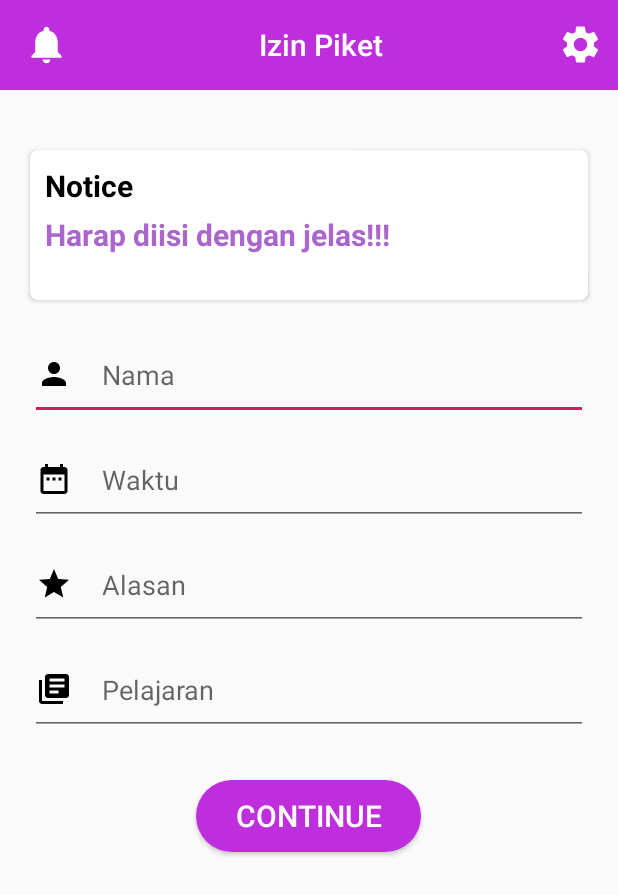
After one commit to vikoms/EdugateSiswa, an Android app: the layout activity_izin_piket.xml on its own in the app's theme, with its tools: preview values and no code run, on a phone screen of 412 x 824 dp. The commit adds this screen. Shown: the top 895 px of the screen. Run offline under Robolectric (Android 15) with nearby library versions, the light colour scheme and no system bars.

Commit message:
fixed izin Piket

```diff
--- a/app/src/main/AndroidManifest.xml
+++ b/app/src/main/AndroidManifest.xml
@@ -9,14 +9,13 @@
         android:roundIcon="@mipmap/ic_launcher_round"
         android:supportsRtl="true"
         android:theme="@style/AppTheme">
-        <activity android:name=".beritaSekolah"></activity>
-        <activity android:name=".Perpustakaan" />
-        <activity android:name=".PanggilGuru" />
+        <activity android:name=".beritaSekolahActivity"></activity>
         <activity android:name=".TugasRumahActivity"></activity>
         <activity android:name=".PerpustakaanActivity" />
         <activity android:name=".PanggilGuruActivity" />
         <activity android:name=".HomeActivity" />
         <activity android:name=".LoginActivity" />
+        <activity android:name=".IzinPiketActivity" />
         <activity android:name=".MainActivity">
             <intent-filter>
                 <action android:name="android.intent.action.MAIN" />
--- /dev/null
+++ b/app/src/main/res/layout/activity_izin_piket.xml
@@ -0,0 +1,107 @@
+<?xml version="1.0" encoding="utf-8"?>
+<RelativeLayout xmlns:android="http://schemas.android.com/apk/res/android"
+    xmlns:app="http://schemas.android.com/apk/res-auto"
+    android:orientation="vertical"
+    android:layout_width="match_parent"
+    android:layout_height="match_parent">
+
+    <include
+        android:id="@+id/toolbar"
+        layout="@layout/toolbar" />
+
+    <androidx.cardview.widget.CardView
+        android:id="@+id/cardView"
+        android:layout_width="match_parent"
+        android:layout_height="100dp"
+        android:layout_marginTop="40dp"
+        android:layout_marginLeft="20dp"
+        android:layout_marginRight="20dp"
+        android:layout_centerHorizontal="true"
+        app:cardCornerRadius="5dp"
+        android:layout_below="@+id/toolbar">
+
+        <LinearLayout
+            android:layout_width="match_parent"
+            android:layout_height="match_parent"
+            android:orientation="vertical"
+            android:padding="10dp">
+        <TextView
+            android:layout_marginBottom="5dp"
+            android:id="@+id/text"
+            android:layout_width="wrap_content"
+            android:layout_height="wrap_content"
+            android:text="Notice"
+            android:textSize="20sp"
+            android:textStyle="bold"
+            android:textColor="@android:color/black"/>
+
+        <TextView
+            android:id="@+id/text2"
+            android:layout_width="wrap_content"
+            android:layout_height="wrap_content"
+            android:text="Harap diisi dengan jelas!!!"
+            android:textSize="20sp"
+            android:textStyle="bold"
+            android:textColor="@android:color/holo_purple"/>
+        </LinearLayout>
+
+    </androidx.cardview.widget.CardView>
+
+<LinearLayout
+    android:id="@+id/form"
+    android:layout_width="match_parent"
+    android:layout_height="wrap_content"
+    android:orientation="vertical"
+    android:layout_below="@+id/cardView"
+    android:padding="20dp">
+
+        <EditText
+            android:layout_marginBottom="10dp"
+            android:drawableLeft="@drawable/ic_person_black_24dp"
+            android:hint="Nama"
+            android:id="@+id/piketNama"
+            android:layout_width="match_parent"
+            android:layout_height="60dp"
+            android:drawablePadding="20dp"/>
+
+        <EditText
+            android:layout_marginBottom="10dp"
+            android:drawableLeft="@drawable/ic_date_range_black_24dp"
+            android:id="@+id/tglPiket"
+            android:layout_width="match_parent"
+            android:layout_height="60dp"
+            android:hint="Waktu"
+            android:drawablePadding="20dp"/>
+
+        <EditText
+            android:layout_marginBottom="10dp"
+            android:drawableLeft="@drawable/ic_star_black_24dp"
+            android:id="@+id/alasanPiket"
+            android:layout_width="match_parent"
+            android:layout_height="60dp"
+            android:hint="Alasan"
+            android:drawablePadding="20dp"/>
+
+        <EditText
+            android:layout_marginBottom="10dp"
+            android:drawableLeft="@drawable/ic_library_books_black_24dp"
+            android:id="@+id/pelajaranPiket"
+            android:layout_width="match_parent"
+            android:layout_height="60dp"
+            android:hint="Pelajaran"
+            android:drawablePadding="20dp"/>
+</LinearLayout>
+
+    <Button
+        android:layout_centerHorizontal="true"
+        android:layout_below="@id/form"
+        android:id="@+id/btn"
+        android:layout_width="150dp"
+        android:layout_height="wrap_content"
+        android:background="@drawable/btn_more"
+        android:text="Continue"
+        android:textColor="@android:color/white"
+        android:textSize="20sp"/>
+
+
+</RelativeLayout>
--- a/app/src/main/res/layout/dialog_perpustakaan.xml
+++ b/app/src/main/res/layout/dialog_perpustakaan.xml
@@ -17,7 +17,7 @@
             android:layout_marginBottom="10dp"
             android:layout_width="wrap_content"
             android:layout_height="100dp"
-            android:src="@drawable/agama"
+            android:src="@drawable/indo"
             android:id="@+id/img_dialog_perpus"
             android:scaleType="fitCenter"
             android:layout_gravity="center"/>
--- a/app/src/main/res/layout/fragment_home.xml
+++ b/app/src/main/res/layout/fragment_home.xml
@@ -32,6 +32,7 @@
             <Button
                 android:layout_width="wrap_content"
                 android:layout_height="30dp"
+                android:id="@+id/btn_more_beritaSekolah"
                 android:background="@drawable/btn_more"
                 android:text="More"
                 android:textColor="@android:color/white" />
```
Also changed, not shown: app/src/main/java/com/example/edugate/Adapter/BeritaSekolahAdapter.java (added, +67 -0 lines), app/src/main/java/com/example/edugate/Fragment/FragmentHome.java (+22 -1 lines), app/src/main/java/com/example/edugate/Fragment/FragmentIzinPiket.java (deleted, +0 -23 lines), app/src/main/java/com/example/edugate/IzinPiketActivity.java (+1 -10 lines), app/src/main/java/com/example/edugate/Models/BeritaSekolah.java (added, +36 -0 lines), app/src/main/java/com/example/edugate/beritaSekolah.java (deleted, +0 -14 lines), app/src/main/java/com/example/edugate/beritaSekolahActivity.java (added, +65 -0 lines), app/src/main/res/layout/activity_berita_sekolah.xml (+35 -25 lines), app/src/main/res/layout/fragment_izin_piket.xml (deleted, +0 -190 lines), app/src/main/res/layout/item_berita_sekolah.xml (+17 -16 lines).
